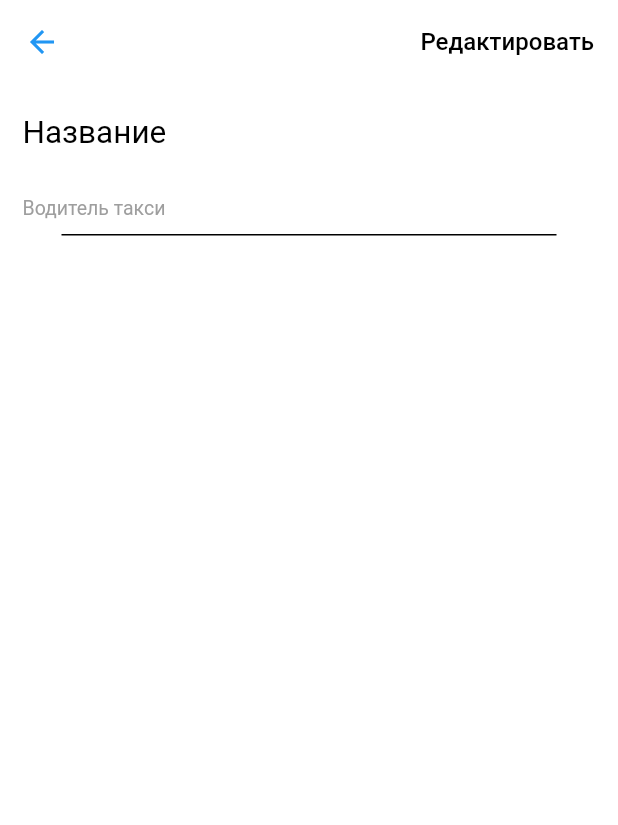
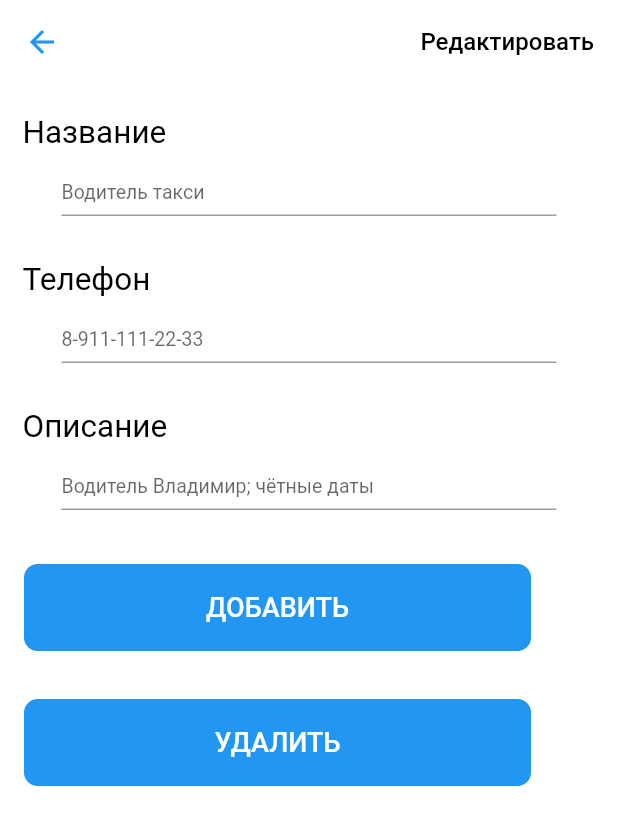
Before and after one commit to Nekori228/VS-main, a Flutter app: the Edit screen opened by its route, on a phone screen of 412 x 824 dp. Shown: the top 825 px of the screen. Run offline on Flutter 3.47's test engine with Material 2 defaults, Android fonts, the phone set to English and light mode, and no system bars; our stand-ins replace dotted_border, flutter_svg.

Commit message:
Correct edit.dart

```diff
--- a/lib/pages/edit.dart
+++ b/lib/pages/edit.dart
@@ -26,30 +26,99 @@ class Edit extends StatelessWidget {
             crossAxisAlignment: CrossAxisAlignment.start,
             children: [
               Padding(
-                  padding: EdgeInsets.fromLTRB(15, 20, 0, 10),
+                padding: EdgeInsets.fromLTRB(15, 20, 0, 3),
                 child: Text(
                   'Название',
                   style: TextStyle(color: Colors.black, fontSize: 21),
                 ),
               ),
+              Center(
+                child: SizedBox(
+                    height: 40,
+                    width: 330,
+                    child: TextField(
+                      decoration: InputDecoration(hintText: "Водитель такси"),
+                      style: TextStyle(color: Colors.black, fontSize: 13),
+                    )),
+              ),
               Padding(
-                  padding: EdgeInsets.fromLTRB(15, 20, 0, 10),
+                padding: EdgeInsets.fromLTRB(15, 30, 0, 3),
                 child: Text(
-                    'Водитель такси',
-                  style: TextStyle(color: Colors.grey, fontSize: 13),),
+                  'Телефон',
+                  style: TextStyle(color: Colors.black, fontSize: 21),
+                ),
               ),
               Center(
                 child: SizedBox(
+                    height: 40,
                     width: 330,
-                  height: 1,
+                    child: TextField(
+                      decoration: InputDecoration(hintText: "8-911-111-22-33"),
+                      style: TextStyle(color: Colors.black, fontSize: 13),
+                    )),
+              ),
+              Padding(
+                padding: EdgeInsets.fromLTRB(15, 30, 0, 3),
+                child: Text(
+                  'Описание',
+                  style: TextStyle(color: Colors.black, fontSize: 21),
+                ),
+              ),
+              Center(
+                child: SizedBox(
+                    height: 40,
+                    width: 330,
+                    child: TextField(
+                      decoration: InputDecoration(
+                          hintText: "Водитель Владимир; чётные даты"),
+                      style: TextStyle(color: Colors.black, fontSize: 13),
+                    )),
+              ),
+              Padding(
+                padding: EdgeInsets.fromLTRB(0, 20, 0, 0),
+                child: GestureDetector(
+                  onTap: () {
+                    print('Test1');
+                  },
                   child: Container(
                     decoration: BoxDecoration(
-                        border: Border(
-                            bottom:
-                                BorderSide(width: 1.0, color: Colors.black))),
+                        borderRadius: BorderRadius.circular(10),
+                        border: Border.all(color: Colors.white),
+                        color: Colors.blue),
+                    margin: EdgeInsets.all(15),
+                    width: 340,
+                    height: 60,
+                    child: Center(
+                      child: Text('ДОБАВИТЬ',
+                          style: TextStyle(
+                              color: Colors.white,
+                              fontSize: 18,
+                              fontWeight: FontWeight.w500)),
                     ),
                   ),
-              )
+                ),
+              ),
+              GestureDetector(
+                onTap: () {
+                  print('Test2');
+                },
+                child: Container(
+                  decoration: BoxDecoration(
+                      borderRadius: BorderRadius.circular(10),
+                      border: Border.all(color: Colors.white),
+                      color: Colors.blue),
+                  margin: EdgeInsets.all(15),
+                  width: 340,
+                  height: 60,
+                  child: Center(
+                    child: Text('УДАЛИТЬ',
+                        style: TextStyle(
+                            color: Colors.white,
+                            fontSize: 18,
+                            fontWeight: FontWeight.w500)),
+                  ),
+                ),
+              ),
             ],
           )),
         ));
```
Also changed, not shown: assets/images/man.svg. Lines whose indentation alone changed are shown as unchanged.
